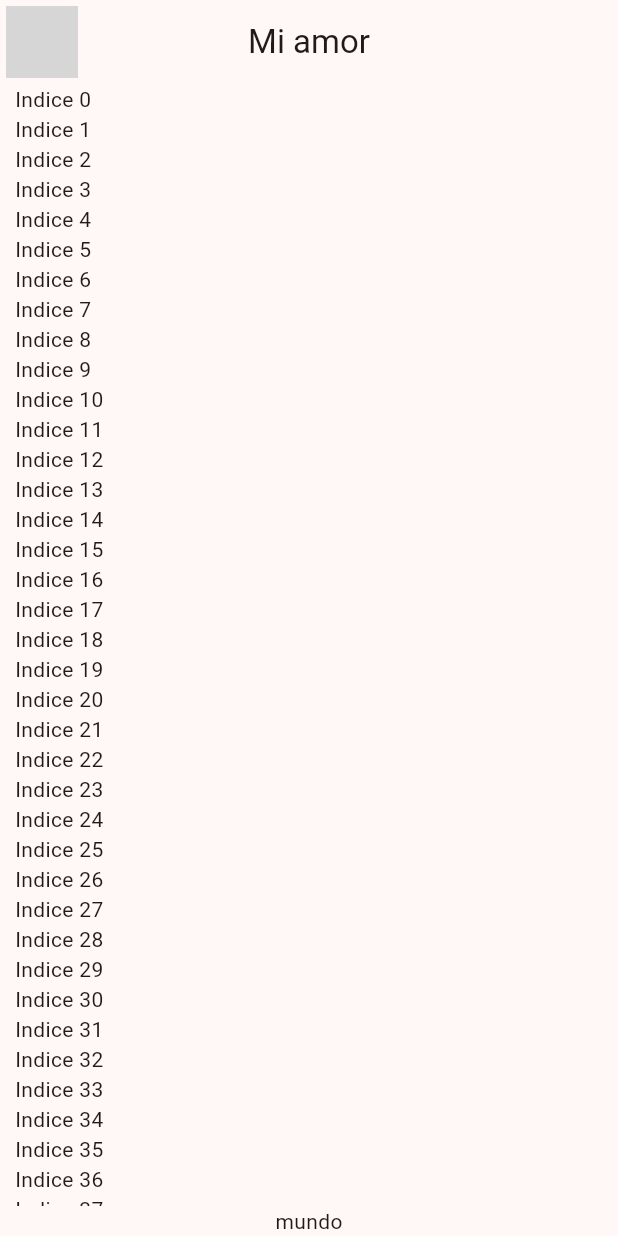
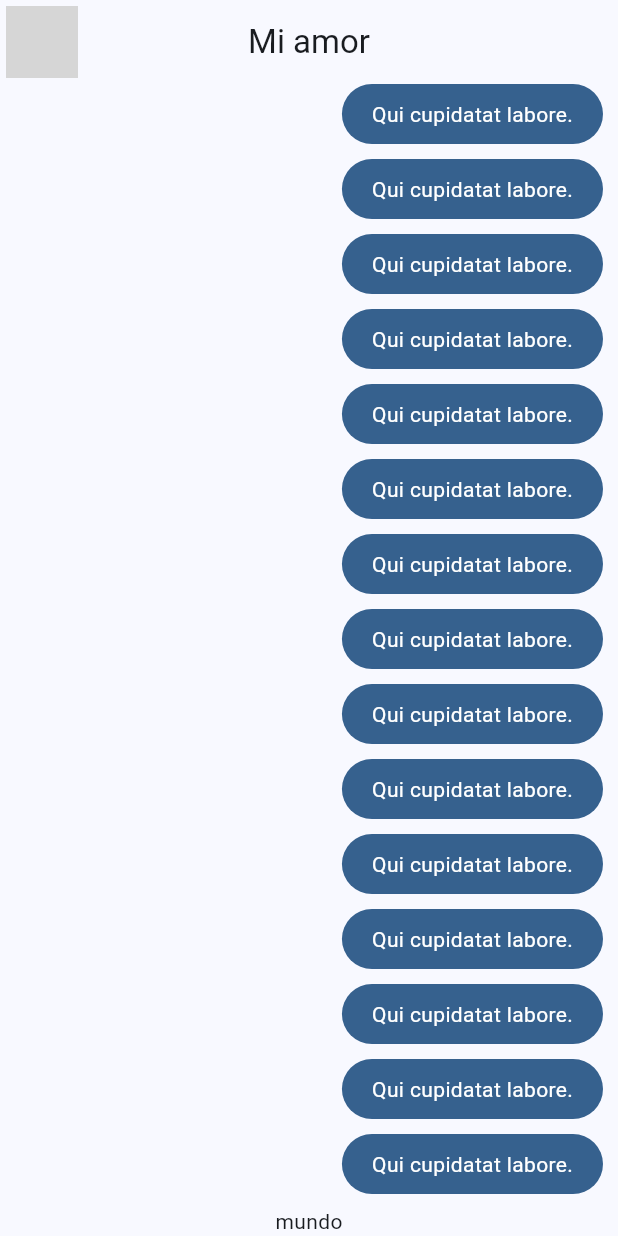
Before and after one commit to alvaroiporre/yes-no-app, a Flutter app: the screen it shows after launch, on a phone screen of 412 x 824 dp. Run offline on Flutter 3.47's test engine with Material 2 defaults, Android fonts, the phone set to English and light mode, and no system bars; network calls fail; grey boxes are pictures that could not be loaded.

Commit message:
Add MyMessageBubble

```diff
--- a/lib/config/theme/app_theme.dart
+++ b/lib/config/theme/app_theme.dart
@@ -18,6 +18,6 @@
     :assert(selectedColor >= 0 && selectedColor < _colorThemes.length, 'Colors must be between 0 and ${_colorThemes.length}');
 
   ThemeData theme() {
-    return ThemeData(useMaterial3: true, colorSchemeSeed: _colorThemes[0]);
+    return ThemeData(useMaterial3: true, colorSchemeSeed: _colorThemes[selectedColor]);
   }
 }
--- a/lib/main.dart
+++ b/lib/main.dart
@@ -1,6 +1,6 @@
 import 'package:flutter/material.dart';
 import 'package:yes_no_app1/config/theme/app_theme.dart';
-import 'package:yes_no_app1/presentation/chat/chat_screen.dart';
+import 'package:yes_no_app1/presentation/screens/chat/chat_screen.dart';
 
 void main() => runApp(const MyApp());
 
@@ -12,7 +12,7 @@
     return MaterialApp(
       title: 'Yes No App',
       debugShowCheckedModeBanner: false,
-      theme: AppTheme(selectedColor: 4).theme(),
+      theme: AppTheme(selectedColor: 1).theme(),
       home: const ChatScreen(),
     );
   }
--- a/lib/presentation/chat/chat_screen.dart
+++ b/lib/presentation/screens/chat/chat_screen.dart
@@ -1,4 +1,5 @@
 import 'package:flutter/material.dart';
+import 'package:yes_no_app1/presentation/widgets/chat/my_message_bubble.dart';
 
 class ChatScreen extends StatelessWidget {
   const ChatScreen({super.key});
@@ -33,7 +34,7 @@
             Expanded(child: ListView.builder(
               itemCount: 100,
               itemBuilder: (context, index) {
-                return Text('Indice $index');
+                return const MyMessageBubble();
             })),
             const Text('mundo')
           ],
--- /dev/null
+++ b/lib/presentation/widgets/chat/my_message_bubble.dart
@@ -0,0 +1,28 @@
+import 'package:flutter/material.dart';
+
+class MyMessageBubble extends StatelessWidget {
+  const MyMessageBubble({super.key});
+
+  @override
+  Widget build(BuildContext context) {
+
+    final colors = Theme.of(context).colorScheme;
+
+    return Column(
+      crossAxisAlignment: CrossAxisAlignment.end,
+      children: [
+        Container(
+          decoration: BoxDecoration(
+            color: colors.primary,
+            borderRadius: BorderRadius.circular(20)
+          ),
+          child: Padding(
+            padding: const EdgeInsets.symmetric(horizontal: 20, vertical: 10),
+            child: Text('Qui cupidatat labore.', style: TextStyle(color: Colors.white),),
+          ),
+        ),
+        const SizedBox(height: 10)
+      ],
+    );
+  }
+}
```
